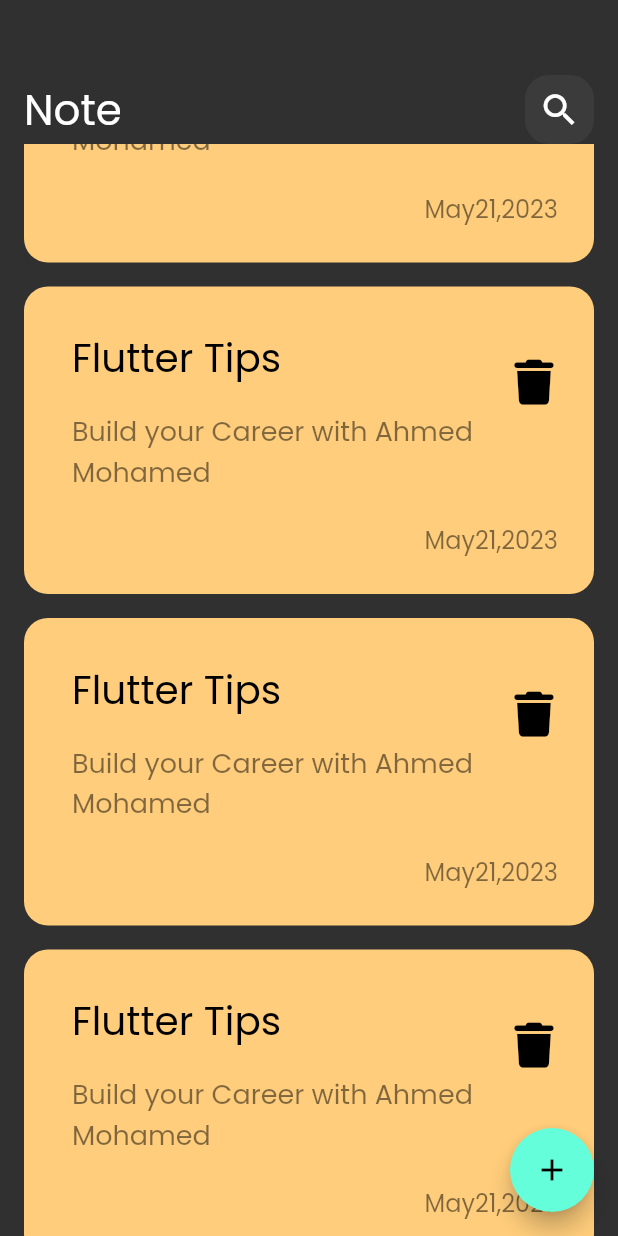
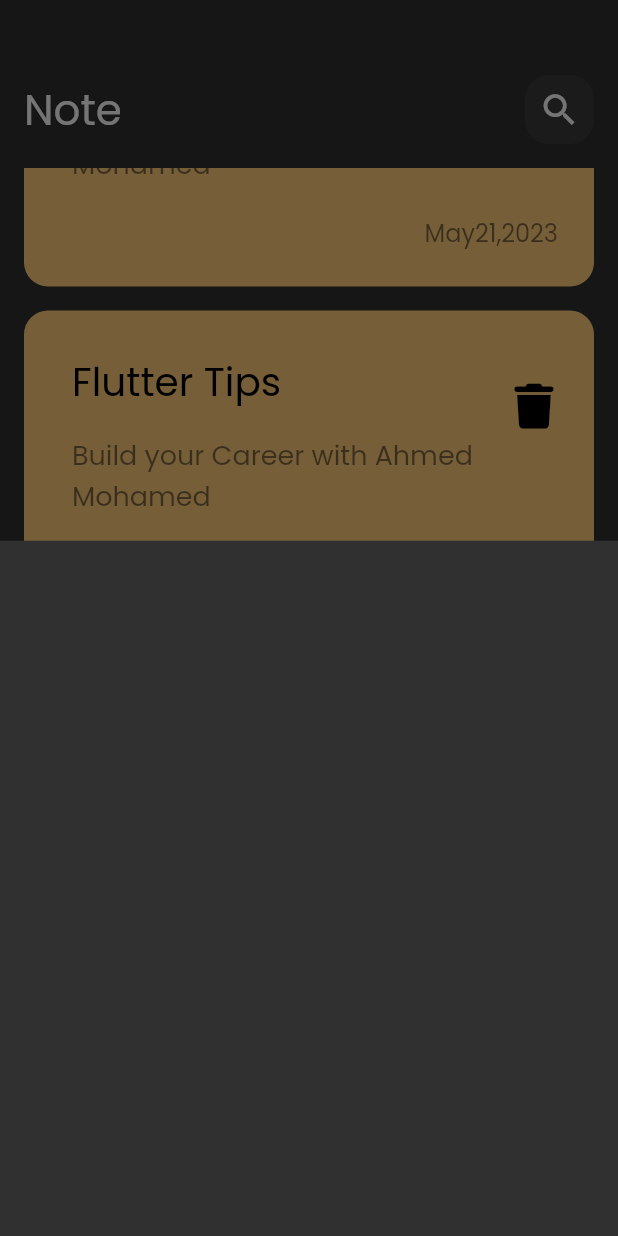
Before and after one commit to AhmedAlbay/Note_App, a Flutter app: the screen it shows after launch, scrolled down 576 dp, after a tap on the "add" icon, on a phone screen of 412 x 824 dp. Run offline on Flutter 3.47's test engine with Material 2 defaults, Android fonts, the phone set to English and light mode, and no system bars; our stand-ins replace font_awesome_flutter.

Commit message:
show modal bottom sheet

```diff
--- a/lib/views/note_views.dart
+++ b/lib/views/note_views.dart
@@ -1,4 +1,5 @@
 import 'package:flutter/material.dart';
+import 'package:note_app/widgets/add_note_bottom_sheet.dart';
 
 import '../widgets/note_view_body.dart';
 
@@ -9,7 +10,13 @@ class NoteViews extends StatelessWidget {
   Widget build(BuildContext context) {
     return Scaffold(
       floatingActionButton: FloatingActionButton(
-        onPressed: () {},
+        onPressed: () {
+          showModalBottomSheet(
+              context: context,
+              builder: (context) {
+                return const AddNoteBottomSheet();
+              });
+        },
         child: const Icon(Icons.add),
       ),
       body: const NoteViewBody(),
--- /dev/null
+++ b/lib/widgets/add_note_bottom_sheet.dart
@@ -0,0 +1,10 @@
+import 'package:flutter/material.dart';
+
+class AddNoteBottomSheet extends StatelessWidget {
+  const AddNoteBottomSheet({super.key});
+
+  @override
+  Widget build(BuildContext context) {
+    return  Container();
+  }
+}
--- a/lib/widgets/note_item_view.dart
+++ b/lib/widgets/note_item_view.dart
@@ -6,11 +6,15 @@ class NoteItemView extends StatelessWidget {
 
   @override
   Widget build(BuildContext context) {
-    return ListView.builder(itemBuilder: (context, index) {
-      return const Padding(
-        padding: EdgeInsets.symmetric(vertical: 8.0),
-        child: NoteItem(),
-      );
-    });
+    return Padding(
+      padding: const EdgeInsets.symmetric(vertical: 16.0),
+      child: ListView.builder(itemBuilder: (context, index) {
+        const Padding(padding: EdgeInsets.zero);
+        return const Padding(
+          padding: EdgeInsets.symmetric(vertical: 8.0),
+          child: NoteItem(),
+        );
+      }),
+    );
   }
 }
```
